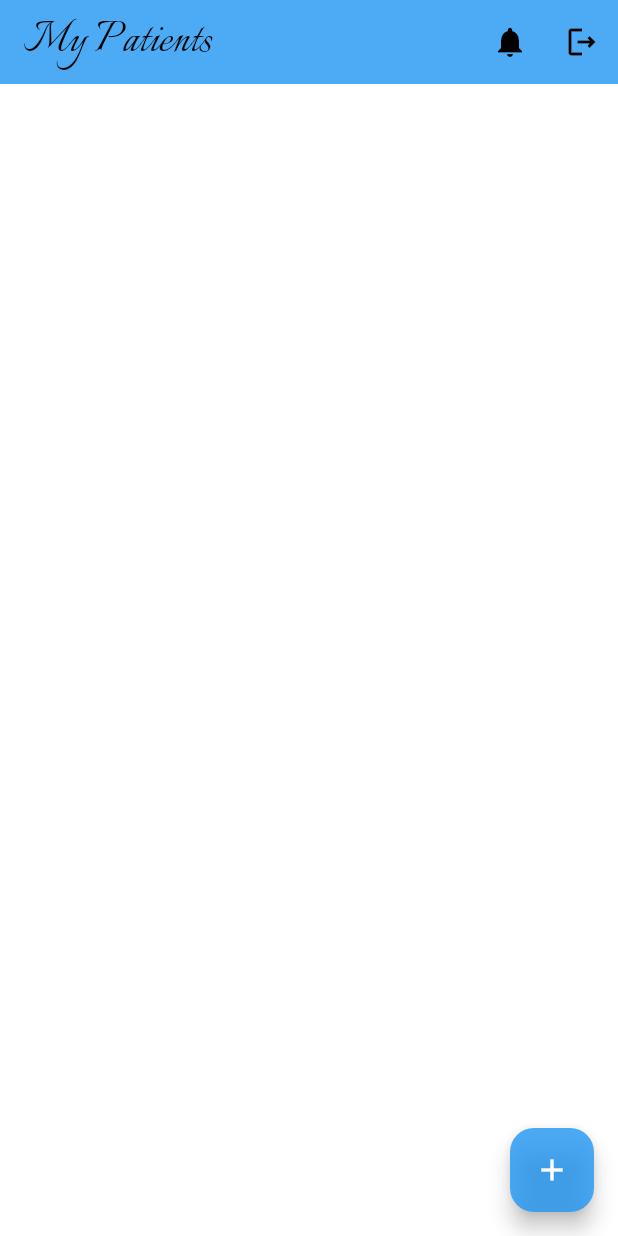
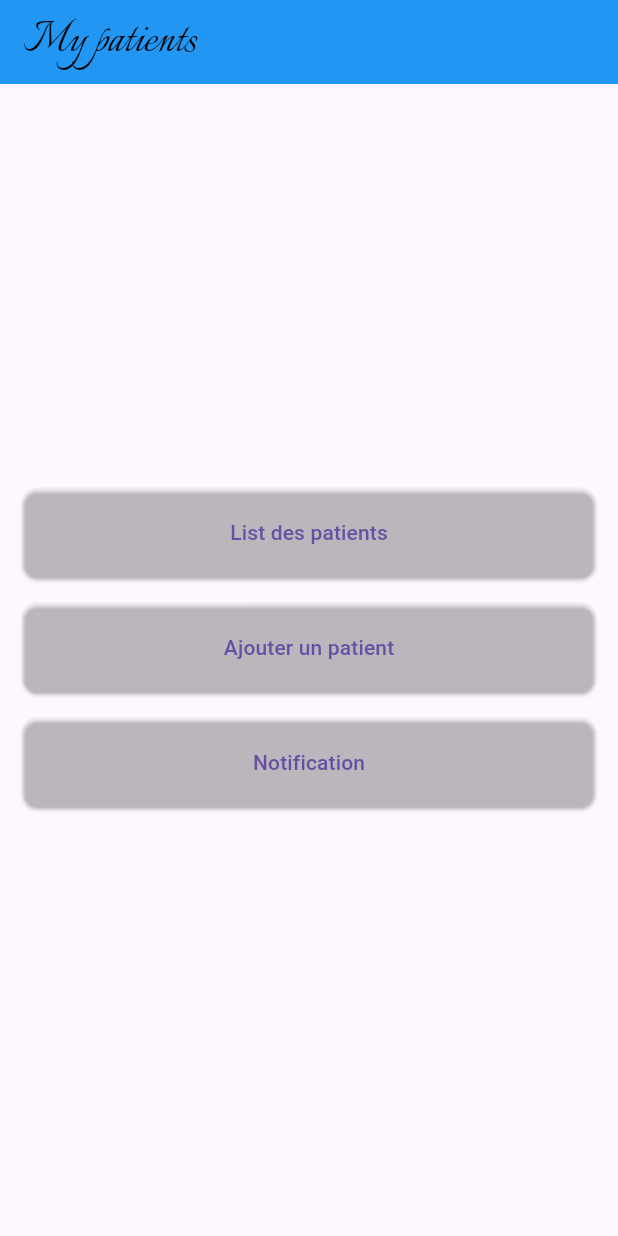
Before and after one commit to abdearrahmane-z/myPatientsApp, a Flutter app: the screen it shows after launch, on a phone screen of 412 x 824 dp. Run offline on Flutter 3.47's test engine with Material 3 defaults, Android fonts, the light colour scheme and no system bars; our stand-ins replace firebase_auth, firebase_core, firebase_database, firebase_messaging, flutter_local_notifications, flutter_screenutil and 1 more; accounts and stored records are empty.

Commit message:
add home with 3 button

```diff
--- a/lib/controller/add_patient_controller.dart
+++ b/lib/controller/add_patient_controller.dart
@@ -4,7 +4,7 @@ import 'package:get/get.dart';
 import 'package:my_patients/controller/patients_List_controller.dart';
 import 'package:my_patients/core/fonctions/show_message.dart';
 import 'package:my_patients/model/patients_data.dart';
-import 'package:my_patients/view/home/home_page.dart';
+import 'package:my_patients/view/home/HomePage.dart';
 
 class AddPatientController extends GetxController {
   final TextEditingController nom = TextEditingController();
@@ -33,7 +33,7 @@ class AddPatientController extends GetxController {
       // ignore: use_build_context_synchronously
       ShowMessage.show(context, "sent ok", Colors.green);
       hcontroller.loadPatients();
-      Get.offAll(()=>HomePage());
+      Get.offAll(()=>Home());
     } else {
       isLoading.value = false;
       ShowMessage.show(context, "failed to sent", Colors.red);
--- a/lib/controller/authController.dart
+++ b/lib/controller/authController.dart
@@ -1,7 +1,7 @@
 import 'package:firebase_auth/firebase_auth.dart';
 import 'package:flutter/material.dart';
 import 'package:get/get.dart';
-import 'package:my_patients/view/home/home_page.dart';
+import 'package:my_patients/view/home/HomePage.dart';
 import 'package:my_patients/view/loginPage/login_page.dart';
 
 class AuthController extends GetxController {
@@ -21,7 +21,7 @@ class AuthController extends GetxController {
     try {
       await _auth.signInWithEmailAndPassword(email: email, password: password);
       isLoading.value = false;
-      Get.off(() => HomePage());
+      Get.off(() => Home());
     } on FirebaseAuthException catch (e) {
       isLoading.value = false;
       ScaffoldMessenger.of(context).showSnackBar(
@@ -49,7 +49,7 @@ class AuthController extends GetxController {
           backgroundColor: Colors.green,
         ),
       );
-      Get.off(() => HomePage());
+      Get.off(() => Home());
     } on FirebaseAuthException catch (e) {
       isLoading.value = false;
       ScaffoldMessenger.of(context).showSnackBar(
--- a/lib/controller/detail_page_controller.dart
+++ b/lib/controller/detail_page_controller.dart
@@ -14,7 +14,8 @@ class DetailPageController extends GetxController {
         patienJson["id"] = id;
         Patient patient = Patient.fromJson(patienJson);
         rlTension.value = patient.tension;
-        historique.value = patient.historique ?? {};
+        historique.value = patient.historique == ""?{}:patient.historique;
+
       }
     });
   }
--- a/lib/main.dart
+++ b/lib/main.dart
@@ -3,7 +3,8 @@ import 'package:flutter/material.dart';
 import 'package:flutter_screenutil/flutter_screenutil.dart';
 import 'package:get/get.dart';
 import 'package:my_patients/core/notification/notify_service.dart';
-import 'package:my_patients/view/home/home_page.dart';
+import 'package:my_patients/view/home/HomePage.dart';
+import 'package:my_patients/view/patients_page/patients_page.dart';
 import 'package:firebase_core/firebase_core.dart';
 import 'firebase_options.dart';
 
@@ -17,7 +18,8 @@ void main() async {
     print("Firebase initialization error: $e");
   }
   NotifyService().initNotify();
-  // await FirebaseNotify().initNotify();
+  NotifyService().initNotiication();
+
   FirebaseMessaging.instance.subscribeToTopic("allUsers");
   runApp(const MyApp());
 }
@@ -35,7 +37,7 @@ class MyApp extends StatelessWidget {
           debugShowCheckedModeBanner: false,
           title: 'My Patients',
           theme: ThemeData(primarySwatch: Colors.blue),
-          home: HomePage(),
+          home: Home(),
         );
       },
     );
--- a/lib/view/detailPage/widgets/historique.dart
+++ b/lib/view/detailPage/widgets/historique.dart
@@ -26,7 +26,7 @@ class HistoriqueWidget extends StatelessWidget {
             color: Colors.grey[200],
           ),
           child:
-              data.entries.isEmpty
+              data.isEmpty
                   ? Center(
                     child: Text(
                       'Aucune donnée disponible',
--- /dev/null
+++ b/lib/view/home/HomePage.dart
@@ -0,0 +1,61 @@
+import 'package:flutter/material.dart';
+import 'package:get/get.dart';
+import 'package:my_patients/controller/patients_List_controller.dart';
+import 'package:my_patients/core/constants/colors.dart';
+import 'package:my_patients/core/constants/text_styles.dart';
+import 'package:my_patients/view/add_patient/add_patient.dart';
+import 'package:my_patients/view/notifyPage/notify_Page.dart';
+import 'package:my_patients/view/patients_page/patients_page.dart';
+import 'package:my_patients/view/widgets/my_button.dart';
+
+class Home extends StatelessWidget {
+  const Home({super.key});
+
+  @override
+  Widget build(BuildContext context) {
+    HomeController controller = Get.put(HomeController());
+    double screenHeigh = MediaQuery.of(context).size.height;
+    return SafeArea(
+      child: Scaffold(
+        appBar: AppBar(
+          title: Text("My patients", style: AppTextStyles.appBarText),
+          backgroundColor: AppColors.appBarColor,
+        ),
+        body: Center(
+          child: ConstrainedBox(
+            constraints: BoxConstraints(maxHeight: 700),
+            child: Padding(
+              padding: EdgeInsets.all(15),
+              child: Column(
+                mainAxisAlignment: MainAxisAlignment.center,
+                children: [
+                  MyButton(
+                    text: "List des patients",
+                    onPressed: () {
+                      Get.to(() => PatientsPage());
+                    },
+                  ),
+                  SizedBox(height: screenHeigh * 0.02),
+                  MyButton(
+                    text: "Ajouter un patient",
+                    onPressed: () {
+                      Get.to(() => AddPatient());
+                    },
+                  ),
+                  SizedBox(height: screenHeigh * 0.02),
+                  MyButton(
+                    text: "Notification",
+                    onPressed: () {
+                      Get.to(() => NotifyPage());
+                    },
+                  ),
+                  SizedBox(height: screenHeigh * 0.02),
+                ],
+              ),
+            ),
+          ),
+        ),
+      ),
+    );
+  }
+}
--- a/lib/view/home/home_page.dart
+++ b/lib/view/patients_page/patients_page.dart
@@ -1,16 +1,15 @@
 import 'package:flutter/material.dart';
 import 'package:get/get.dart';
 import 'package:my_patients/controller/patients_List_controller.dart';
-import 'package:my_patients/view/add_patient/add_patient.dart';
-import 'package:my_patients/view/home/widgets/custom_appBar.dart';
-import 'package:my_patients/view/home/widgets/itemForm.dart';
+import 'package:my_patients/view/patients_page/widgets/custom_appBar.dart';
+import 'package:my_patients/view/patients_page/widgets/itemForm.dart';
 
-class HomePage extends StatelessWidget {
-  const HomePage({super.key});
+class PatientsPage extends StatelessWidget {
+  const PatientsPage({super.key});
 
   @override
   Widget build(BuildContext context) {
-    HomeController controller = Get.put(HomeController());
+    HomeController controller = Get.find();
     return SafeArea(
       child: Scaffold(
         appBar: CustomAppbar(),
@@ -32,15 +31,6 @@ class HomePage extends StatelessWidget {
             ),
           ),
         ),
-
-        floatingActionButton: FloatingActionButton(
-          backgroundColor: Colors.blue.withOpacity(0.8),
-          foregroundColor: Colors.white,
-          onPressed: () {
-            Get.to(() => AddPatient());
-          },
-          child: Icon(Icons.add),
-        ),
       ),
     );
   }
--- a/lib/view/home/widgets/custom_appBar.dart
+++ b/lib/view/patients_page/widgets/custom_appBar.dart
@@ -13,22 +13,7 @@ class CustomAppbar extends StatelessWidget implements PreferredSizeWidget {
         "My Patients",
         style: AppTextStyles.appBarText,
       ),
-
       elevation: 0,
-      actions: [
-        IconButton(
-          icon: const Icon(Icons.notifications, color: Colors.black),
-          onPressed: () {
-            Get.to(() => NotifyPage());
-          },
-        ),
-        IconButton(
-          icon: const Icon(Icons.logout_outlined, color: Colors.black),
-          onPressed: () {
-            Get.offAll(() => LoginPage());
-          },
-        ),
-      ],
     );
   }
 
```
Also changed, not shown: lib/core/notification/notify_service.dart (+39 -39 lines), lib/model/patients_data.dart (+11 -11 lines), lib/view/patients_page/widgets/itemForm.dart (renamed from lib/view/home/widgets/itemForm.dart), 6 other files.
